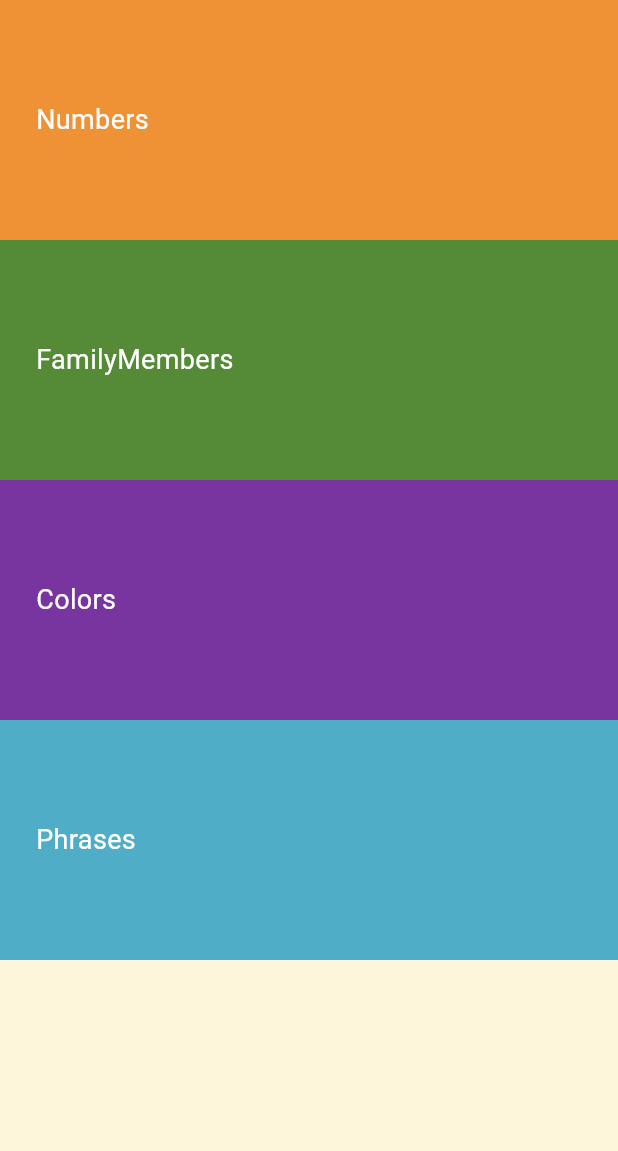
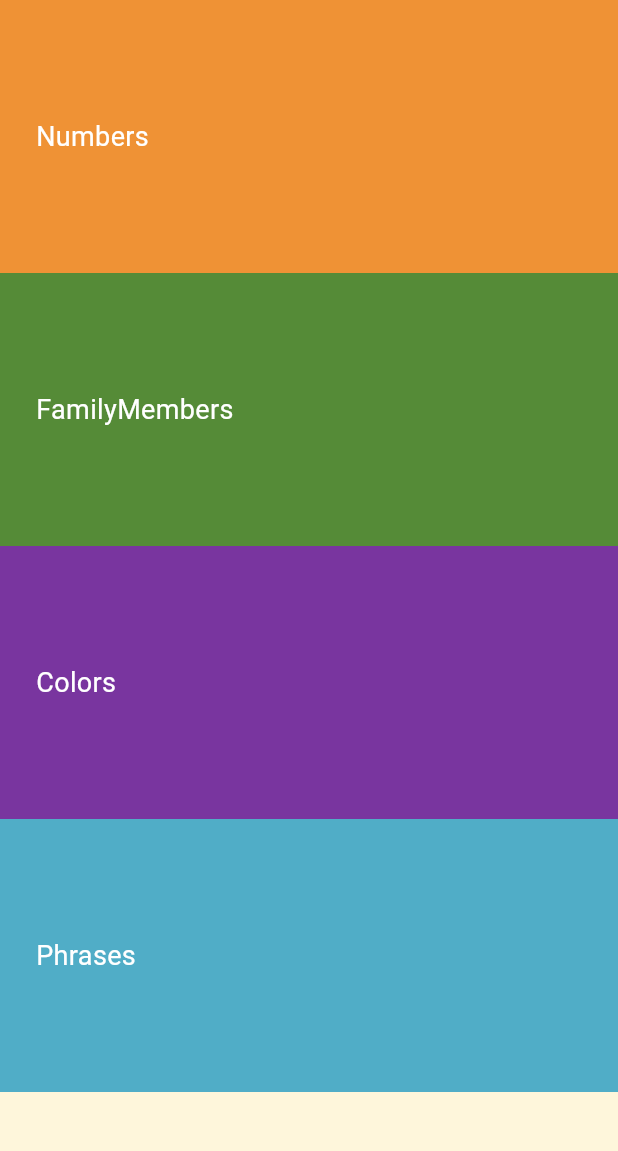
Before and after one commit to nadaebrahimm/Toku, a Flutter app: the HomePage screen opened directly, on a phone screen of 412 x 824 dp, the part 84-1235 px from its top. Run offline on Flutter 3.47's test engine with Material 3 defaults, Android fonts, the phone set to English and light mode, and no system bars; our stand-ins replace audioplayers, firebase_auth, firebase_core, modal_progress_hud_nsn; accounts and stored records are empty; statements that could not run were skipped.

Commit message:
Update category_item.dart

```diff
--- a/lib/components/category_item.dart
+++ b/lib/components/category_item.dart
@@ -12,7 +12,7 @@ class Category extends StatelessWidget {
       child: Container(
         padding: const EdgeInsets.only(left: 24),
         alignment: Alignment.centerLeft,
-        height: 160,
+        height: 182,
         width: double.infinity,
         color: color,
         child: Text(
```
